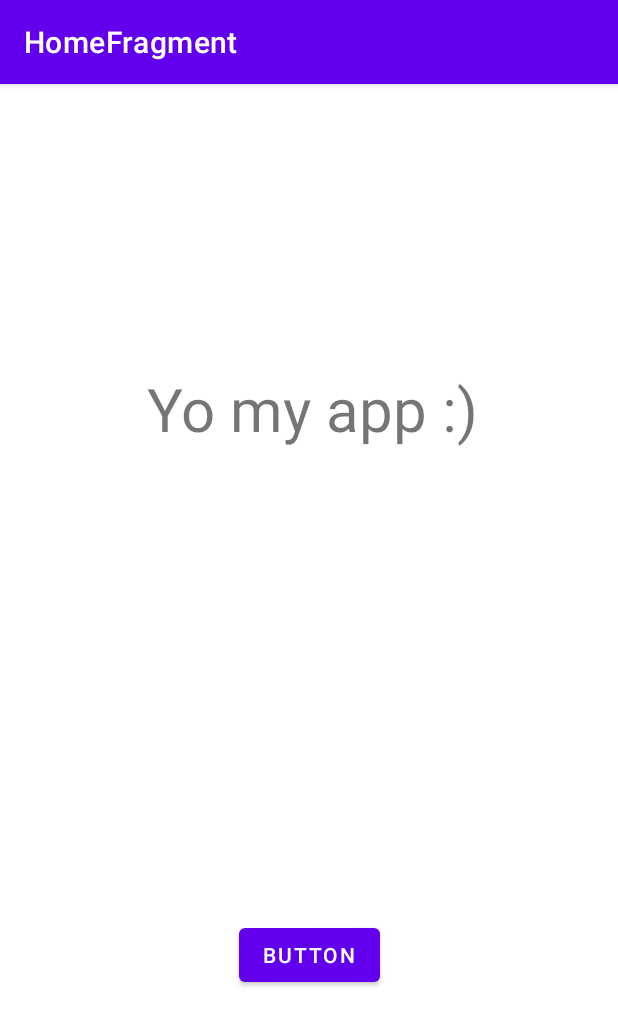
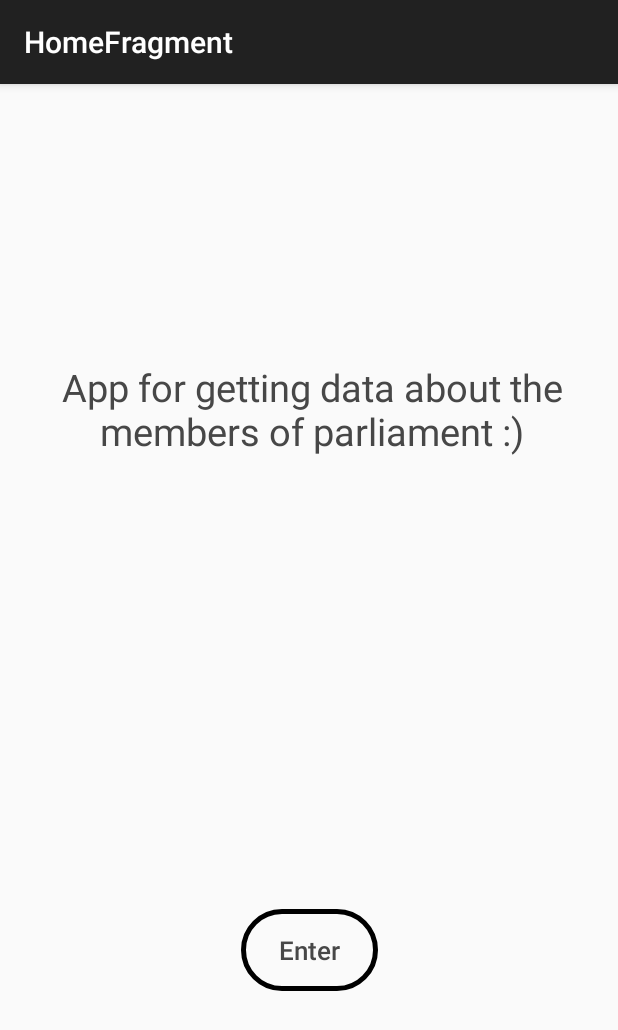
Before and after one commit to IlmHe/ParliamenttiProjekti, an Android app: the screen it shows after launch (MainActivity), on a phone screen of 412 x 824 dp. Shown: the top 1030 px of the screen. Run offline under Robolectric (Android 15) with nearby library versions, the phone set to English and light mode, and no system bars; our stand-ins replace Room's generated code, data binding, navigation-ui; 1 statement that could not run was skipped.

Commit message:
documented and cleaned, ux upgrade

```diff
--- a/app/src/main/AndroidManifest.xml
+++ b/app/src/main/AndroidManifest.xml
@@ -4,12 +4,13 @@
     <uses-permission android:name="android.permission.INTERNET"/>
 
     <application
-        android:allowBackup="true"
         android:icon="@mipmap/ic_launcher"
         android:label="@string/app_name"
         android:roundIcon="@mipmap/ic_launcher_round"
         android:supportsRtl="true"
-        android:theme="@style/Theme.ParliamenttiProjekti">
+        android:theme="@style/Theme.AppCompat.Light.DarkActionBar"
+        android:allowBackup="true"
+        android:fullBackupContent="true">
         <activity
             android:name=".MainActivity"
             android:exported="true">
--- /dev/null
+++ b/app/src/main/res/drawable/rounded_rectangle.xml
@@ -0,0 +1,16 @@
+<?xml version="1.0" encoding="utf-8"?>
+
+<shape android:shape="rectangle"
+
+    xmlns:android="http://schemas.android.com/apk/res/android">
+
+    <corners android:radius="50dp" />
+
+    <stroke android:width="3dp"
+        android:color="@color/black" />
+
+    <gradient android:angle="-90"
+        android:startColor="#00000000"
+        android:endColor="#00000000"  />
+
+</shape>
--- a/app/src/main/res/layout/card_members_list.xml
+++ b/app/src/main/res/layout/card_members_list.xml
@@ -15,11 +15,12 @@
 
         <TextView
             android:id="@+id/membersId"
-            android:layout_width="wrap_content"
+            android:layout_width="match_parent"
             android:layout_height="wrap_content"
+            android:gravity="center"
             android:padding="16dp"
             android:text="test!"
-            android:textColor="@color/black"
+            android:textColor="#474747"
             android:textSize="22sp" />
 
 
--- a/app/src/main/res/layout/fragment_home.xml
+++ b/app/src/main/res/layout/fragment_home.xml
@@ -16,8 +16,9 @@
             android:layout_marginTop="28dp"
             android:layout_marginEnd="32dp"
             android:gravity="center"
-            android:text="Yo my app :)"
-            android:textSize="40sp"
+            android:text="App for getting data about the members of parliament :)"
+            android:textColor="#474747"
+            android:textSize="25sp"
             app:layout_constraintEnd_toEndOf="parent"
             app:layout_constraintTop_toTopOf="parent" />
 
@@ -25,11 +26,24 @@
             android:id="@+id/homeButton"
             android:layout_width="wrap_content"
             android:layout_height="wrap_content"
+            android:layout_marginStart="8dp"
+            android:layout_marginEnd="8dp"
             android:layout_marginBottom="163dp"
-            android:text="Button"
+            android:background="@drawable/rounded_rectangle"
+            android:backgroundTint="#000000"
+            android:focusable="true"
+            android:paddingStart="25dp"
+            android:paddingTop="15dp"
+            android:paddingEnd="25dp"
+            android:paddingBottom="15dp"
+            android:text="Enter"
+            android:textAllCaps="false"
+            android:textColor="#474747"
+            android:textSize="17sp"
             app:layout_constraintBottom_toBottomOf="parent"
             app:layout_constraintEnd_toEndOf="parent"
             app:layout_constraintStart_toStartOf="parent" />
 
+
     </androidx.constraintlayout.widget.ConstraintLayout>
 </layout>
```
Also changed, not shown: app/src/main/res/layout/card_member.xml (+13 -3 lines), app/src/main/res/layout/card_party.xml (+5 -3 lines).
